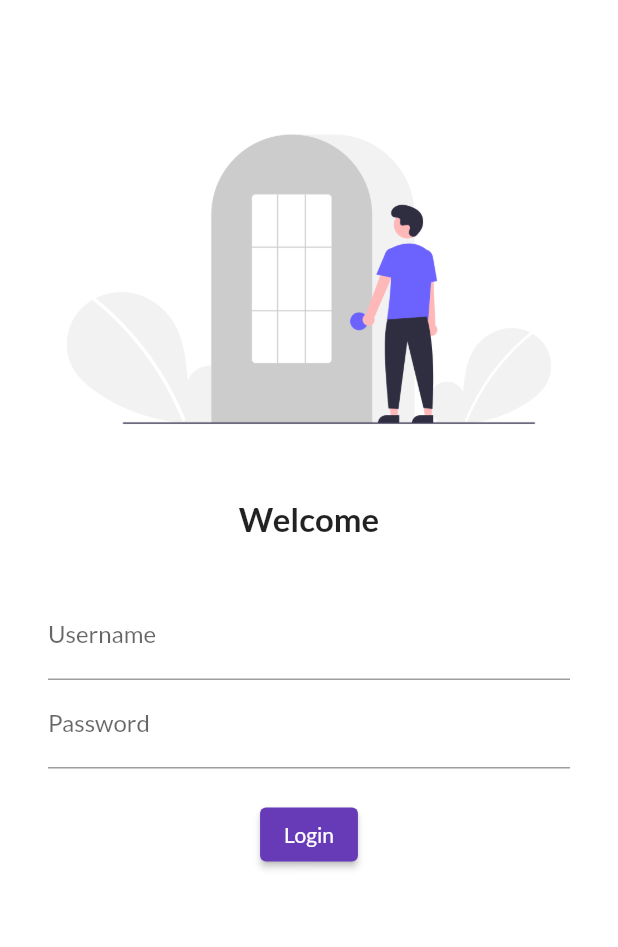
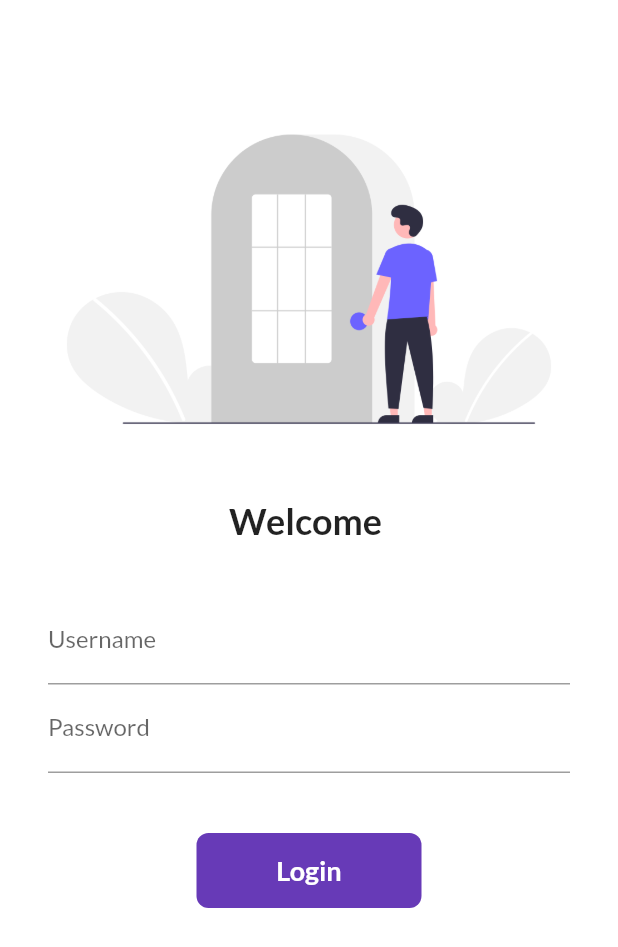
Before and after one commit to Varunkmr15/Catalogapp, a Flutter app: the screen it shows after launch, on a phone screen of 412 x 824 dp. Shown: the top 947 px of the screen. Run offline on Flutter 3.47's test engine with Material 2 defaults, Android fonts, the phone set to English and light mode, and no system bars; our stand-ins replace google_fonts.

Commit message:
day6 done

```diff
--- a/lib/main.dart
+++ b/lib/main.dart
@@ -1,5 +1,6 @@
 import 'package:catalog_app/pages/home_page.dart';
 import 'package:catalog_app/pages/login_page.dart';
+import 'package:catalog_app/utils/routes.dart';
 import 'package:flutter/material.dart';
 import 'package:google_fonts/google_fonts.dart';
 
@@ -21,8 +22,8 @@ class MyApp extends StatelessWidget {
       ),
       routes: {
         "/": (context) => LoginPage(),
-        "/home": (context) => HomePage(),
-        "/login": (context) => LoginPage(),
+        Myroutes.homeroute: (context) => HomePage(),
+        Myroutes.loginroute: (context) => LoginPage(),
       },
     );
   }
--- a/lib/pages/login_page.dart
+++ b/lib/pages/login_page.dart
@@ -1,10 +1,19 @@
+import 'package:catalog_app/utils/routes.dart';
 import 'package:flutter/material.dart';
 
-class LoginPage extends StatelessWidget {
+class LoginPage extends StatefulWidget {
+  @override
+  State<LoginPage> createState() => _LoginPageState();
+}
+
+class _LoginPageState extends State<LoginPage> {
+  String name = "";
+  bool changeButton = false;
   @override
   Widget build(BuildContext context) {
     return Material(
       color: Colors.white,
+      child: SingleChildScrollView(
         child: Column(
           children: [
             SizedBox(
@@ -18,9 +27,9 @@ class LoginPage extends StatelessWidget {
               height: 20,
             ),
             Text(
-            "Welcome",
+              "Welcome $name",
               style: TextStyle(
-              fontSize: 22,
+                fontSize: 24,
                 fontWeight: FontWeight.bold,
               ),
             ),
@@ -36,6 +45,10 @@ class LoginPage extends StatelessWidget {
                       hintText: "Enter Username",
                       labelText: "Username",
                     ),
+                    onChanged: (value) {
+                      name = value;
+                      setState(() {});
+                    },
                   ),
                   TextFormField(
                     obscureText: true,
@@ -45,20 +58,54 @@ class LoginPage extends StatelessWidget {
                     ),
                   ),
                   SizedBox(
-                  height: 20,
+                    height: 40,
                   ),
-                ElevatedButton(
-                  onPressed: () {
-                    print("Succesfully Loged In!");
+                  InkWell(
+                    onTap: () async {
+                      setState(() {
+                        changeButton = true;
+                      });
+                      await Future.delayed(Duration(seconds: 1));
+                      Navigator.pushNamed(context, Myroutes.homeroute);
                     },
-                  child: Text("Login"),
-                  style: TextButton.styleFrom(),
+                    child: AnimatedContainer(
+                      duration: Duration(seconds: 1),
+                      height: 50,
+                      width: changeButton ? 50 : 150,
+                      alignment: Alignment.center,
+                      child: changeButton
+                          ? Icon(
+                              Icons.done,
+                              color: Colors.white,
                             )
+                          : Text(
+                              "Login",
+                              style: TextStyle(
+                                color: Colors.white,
+                                fontWeight: FontWeight.bold,
+                                fontSize: 18,
+                              ),
+                            ),
+                      decoration: BoxDecoration(
+                        color: Colors.deepPurple,
+                        borderRadius:
+                            BorderRadius.circular(changeButton ? 50 : 8),
+                      ),
+                    ),
+                  )
+                  // ElevatedButton(
+                  //   onPressed: () {
+                  //     Navigator.pushNamed(context, Myroutes.homeroute);
+                  //   },
+                  //   child: Text("Login"),
+                  //   style: TextButton.styleFrom(minimumSize: Size(120, 50)),
+                  // )
                 ],
               ),
             )
           ],
         ),
+      ),
     );
   }
 }
--- /dev/null
+++ b/lib/utils/routes.dart
@@ -0,0 +1,4 @@
+class Myroutes {
+  static String loginroute = "/login";
+  static String homeroute = "/home";
+}
```
Lines whose indentation alone changed are shown as unchanged.
